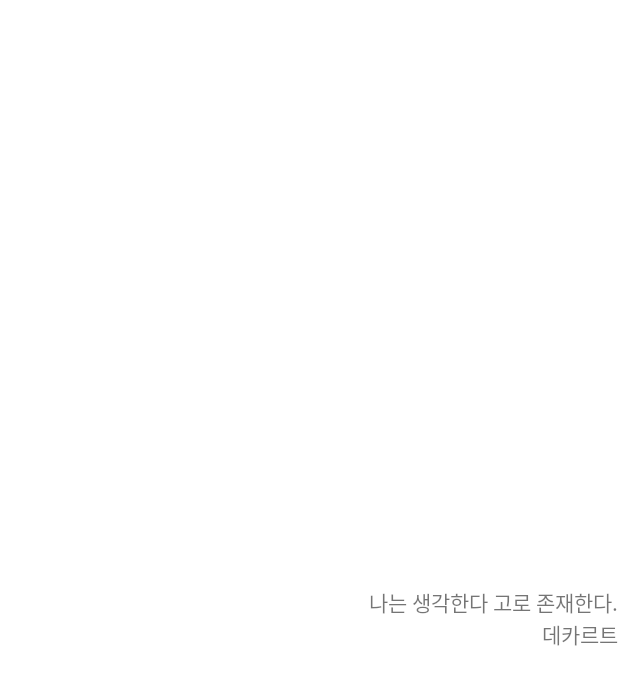
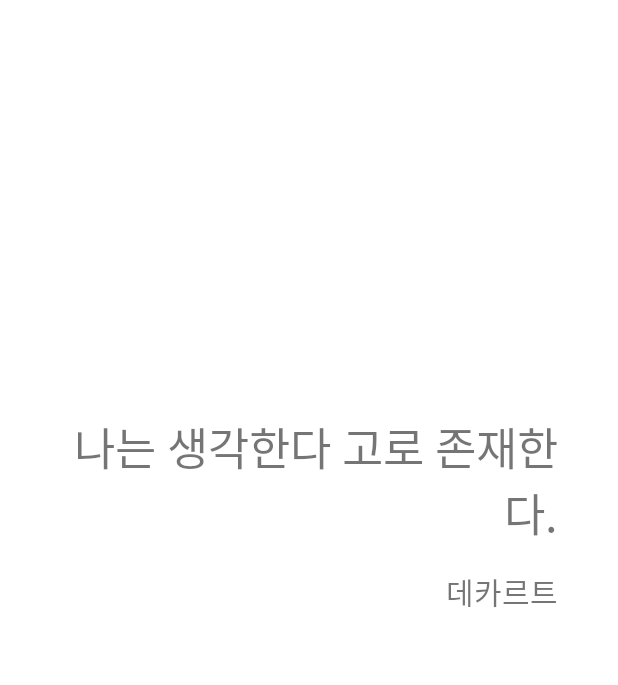
Before and after one commit to sa1583/TodaysQuote, an Android app: the layout item_quote.xml on its own in the app's theme, with its tools: preview values and no code run, on a phone screen of 412 x 824 dp. Shown: the top 685 px of the screen. Run offline under Robolectric (Android 15) with nearby library versions, the phone set to English and light mode, and no system bars.

Commit message:
text styling

```diff
--- a/app/src/main/java/fastcampus/aop/part2/todaysquote/QuotesPagerAdapter.kt
+++ b/app/src/main/java/fastcampus/aop/part2/todaysquote/QuotesPagerAdapter.kt
@@ -1,5 +1,6 @@
 package fastcampus.aop.part2.todaysquote
 
+import android.annotation.SuppressLint
 import android.view.LayoutInflater
 import android.view.View
 import android.view.ViewGroup
@@ -15,11 +16,12 @@ class QuotesPagerAdapter(
         private val quoteTextView: TextView = itemView.findViewById(R.id.quoteTextView)
         private val nameTextView: TextView = itemView.findViewById(R.id.nameTextView)
 
+        @SuppressLint("SetTextI18n")
         fun bind(quote: Quote, isNameRevealed: Boolean) {
-            quoteTextView.text = quote.quote
+            quoteTextView.text = "\"${quote.quote}\""
 
             if (isNameRevealed) {
-                nameTextView.text = quote.name
+                nameTextView.text = "- ${quote.name}"
                 nameTextView.visibility = View.VISIBLE
             } else {
                 nameTextView.visibility = View.GONE
--- a/app/src/main/res/layout/item_quote.xml
+++ b/app/src/main/res/layout/item_quote.xml
@@ -10,6 +10,11 @@
         android:layout_width="0dp"
         android:layout_height="wrap_content"
         android:gravity="end|center_vertical"
+        android:layout_marginHorizontal="40dp"
+        android:ellipsize="end"
+        android:maxLines="6"
+        android:textSize="30sp"
+        app:layout_constraintVertical_bias="0.4"
         app:layout_constraintBottom_toTopOf="@+id/nameTextView"
         app:layout_constraintEnd_toEndOf="parent"
         app:layout_constraintStart_toStartOf="parent"
@@ -22,6 +27,10 @@
         android:layout_width="0dp"
         android:layout_height="wrap_content"
         android:gravity="end|center_vertical"
+        android:layout_marginTop="15dp"
+        android:ellipsize="end"
+        android:maxLines="1"
+        android:textSize="20sp"
         app:layout_constraintBottom_toBottomOf="parent"
         app:layout_constraintEnd_toEndOf="@+id/quoteTextView"
         app:layout_constraintStart_toStartOf="@+id/quoteTextView"
--- a/app/src/main/res/values/themes.xml
+++ b/app/src/main/res/values/themes.xml
@@ -1,6 +1,6 @@
 <resources xmlns:tools="http://schemas.android.com/tools">
     <!-- Base application theme. -->
-    <style name="Theme.TodaysQuote" parent="Theme.MaterialComponents.DayNight.DarkActionBar">
+    <style name="Theme.TodaysQuote" parent="Theme.MaterialComponents.DayNight.NoActionBar">
         <!-- Primary brand color. -->
         <item name="colorPrimary">@color/purple_500</item>
         <item name="colorPrimaryVariant">@color/purple_700</item>
@@ -10,7 +10,8 @@
         <item name="colorSecondaryVariant">@color/teal_700</item>
         <item name="colorOnSecondary">@color/black</item>
         <!-- Status bar color. -->
-        <item name="android:statusBarColor" tools:targetApi="l">?attr/colorPrimaryVariant</item>
+        <item name="android:statusBarColor" tools:targetApi="l">@color/white</item>
         <!-- Customize your theme here. -->
+        <item name="android:windowLightStatusBar">true</item>
     </style>
 </resources>
```
